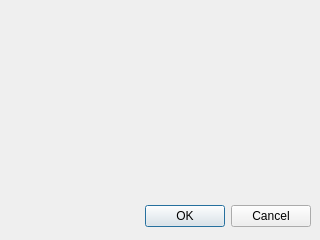
danzagroba/Dr.Well, file DrWell/telaregistro.ui: the form before one commit.
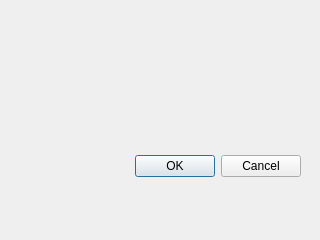
The form after the commit.

What changed in the file:
```diff
--- a/DrWell/telaregistro.ui
+++ b/DrWell/telaregistro.ui
@@ -16,8 +16,8 @@
   <widget class="QDialogButtonBox" name="buttonBox">
    <property name="geometry">
     <rect>
-     <x>10</x>
-     <y>200</y>
+     <x>0</x>
+     <y>150</y>
      <width>301</width>
      <height>32</height>
     </rect>
```
